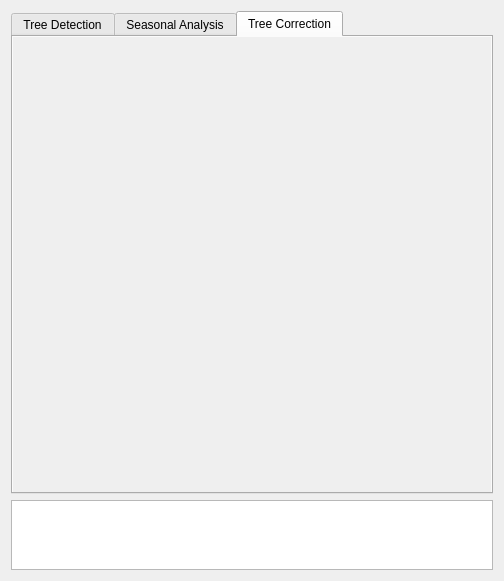
Qt form Lumberjack_dialog_base.ui (carobrus/lumberjack_qgis_plugin) before a commit.
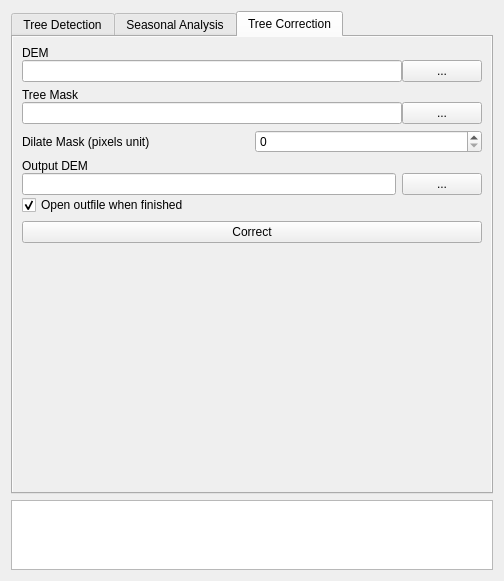
The same form after that commit. The open tabs and pages were chosen to show the change.

Commit message:
Adds tree correction
Also, the mask can be dilate before removing the trees

Diff of the .ui file:
```diff
--- a/Lumberjack_dialog_base.ui
+++ b/Lumberjack_dialog_base.ui
@@ -522,6 +522,139 @@
       <attribute name="title">
        <string>Tree Correction</string>
       </attribute>
+      <layout class="QVBoxLayout" name="verticalLayout_11">
+       <item>
+        <layout class="QVBoxLayout" name="verticalLayout_dem">
+         <property name="spacing">
+          <number>0</number>
+         </property>
+         <item>
+          <widget class="QLabel" name="label_dem">
+           <property name="text">
+            <string>DEM</string>
+           </property>
+          </widget>
+         </item>
+         <item>
+          <layout class="QHBoxLayout" name="horizontalLayout_dem">
+           <item>
+            <widget class="QLineEdit" name="lineEdit_dem"/>
+           </item>
+           <item>
+            <widget class="QPushButton" name="pushButton_search_dem">
+             <property name="text">
+              <string>...</string>
+             </property>
+            </widget>
+           </item>
+          </layout>
+         </item>
+        </layout>
+       </item>
+       <item>
+        <layout class="QVBoxLayout" name="verticalLayout_tree_mask">
+         <property name="spacing">
+          <number>0</number>
+         </property>
+         <item>
+          <widget class="QLabel" name="label_tree_mask">
+           <property name="text">
+            <string>Tree Mask</string>
+           </property>
+          </widget>
+         </item>
+         <item>
+          <layout class="QHBoxLayout" name="horizontalLayout_tree_mask">
+           <item>
+            <widget class="QLineEdit" name="lineEdit_tree_mask"/>
+           </item>
+           <item>
+            <widget class="QPushButton" name="pushButton_search_tree_mask">
+             <property name="text">
+              <string>...</string>
+             </property>
+            </widget>
+           </item>
+          </layout>
+         </item>
+        </layout>
+       </item>
+       <item>
+        <layout class="QHBoxLayout" name="horizontalLayout_dilation">
+         <item>
+          <widget class="QLabel" name="label_dilation">
+           <property name="text">
+            <string>Dilate Mask (pixels unit)</string>
+           </property>
+          </widget>
+         </item>
+         <item>
+          <widget class="QSpinBox" name="spinBox_dilation"/>
+         </item>
+        </layout>
+       </item>
+       <item>
+        <layout class="QVBoxLayout" name="verticalLayout_output_dem">
+         <property name="spacing">
+          <number>0</number>
+         </property>
+         <item>
+          <widget class="QLabel" name="label_output_dem">
+           <property name="text">
+            <string>Output DEM</string>
+           </property>
+          </widget>
+         </item>
+         <item>
+          <layout class="QHBoxLayout" name="horizontalLayout_output_dem">
+           <property name="spacing">
+            <number>6</number>
+           </property>
+           <item>
+            <widget class="QLineEdit" name="lineEdit_output_dem"/>
+           </item>
+           <item>
+            <widget class="QPushButton" name="pushButton_output_dem">
+             <property name="text">
+              <string>...</string>
+             </property>
+            </widget>
+           </item>
+          </layout>
+         </item>
+         <item>
+          <widget class="QCheckBox" name="checkBox_add_dem">
+           <property name="text">
+            <string>Open outfile when finished</string>
+           </property>
+           <property name="checked">
+            <bool>true</bool>
+           </property>
+          </widget>
+         </item>
+        </layout>
+       </item>
+       <item>
+        <widget class="QPushButton" name="pushButton_correct_trees">
+         <property name="text">
+          <string>Correct</string>
+         </property>
+        </widget>
+       </item>
+       <item>
+        <spacer name="verticalSpacer_3">
+         <property name="orientation">
+          <enum>Qt::Vertical</enum>
+         </property>
+         <property name="sizeHint" stdset="0">
+          <size>
+           <width>20</width>
+           <height>40</height>
+          </size>
+         </property>
+        </spacer>
+       </item>
+      </layout>
      </widget>
     </widget>
    </item>
```
Left out of the diff: 40 changed lines with no effect on the pictures. The commit also changes 8 other files.
